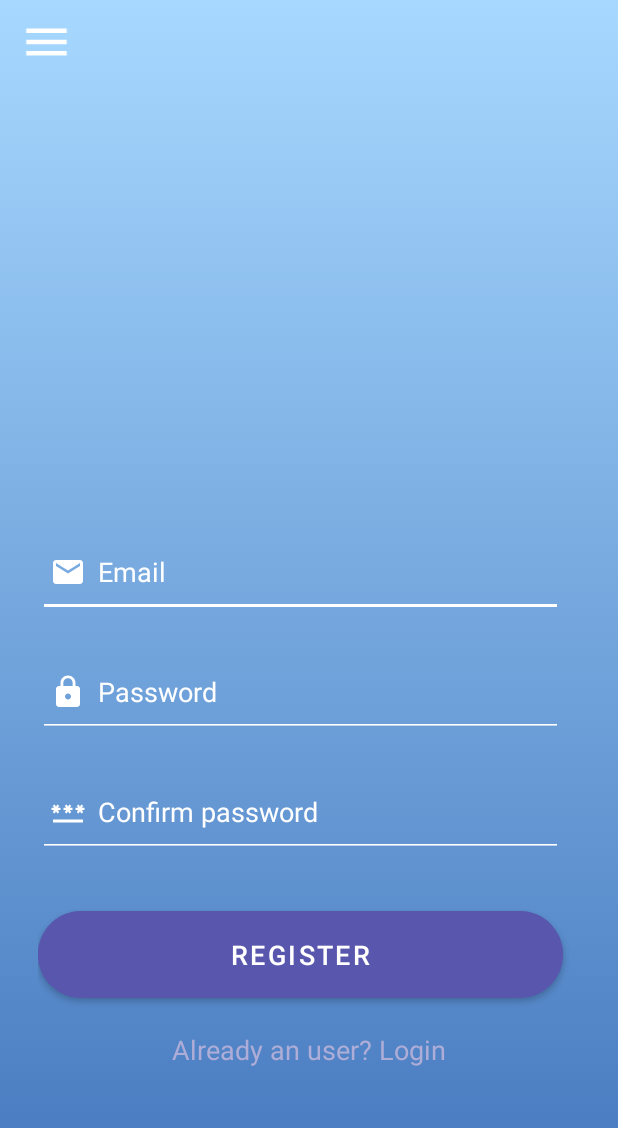
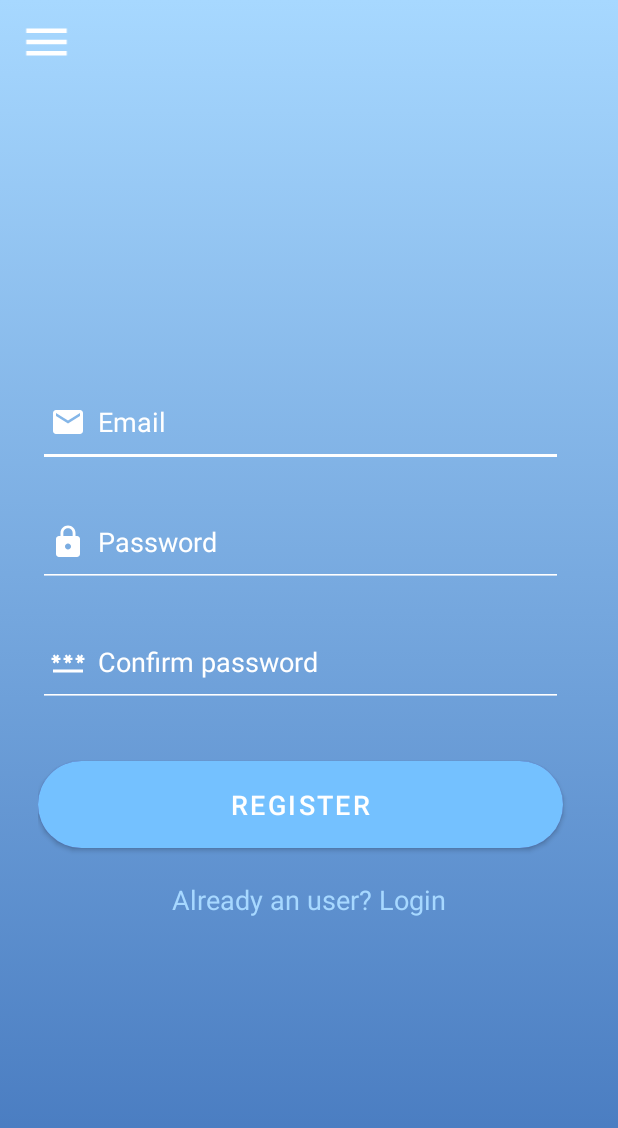
Before and after one commit to aluno23032/WeatherApp, an Android app: the screen it shows after launch (RegisterActivity), in the side drawer, after a tap on "Register", on a phone screen of 412 x 824 dp. Shown: the top 1128 px of the screen. Run offline under Robolectric (Android 15) with nearby library versions, the light colour scheme and no system bars; our stand-ins replace Firebase (no records; nobody signed in at launch, a user with empty details on screens opened directly), Volley; Roboto replaces fonts that are not available here.

Commit message:
Mudança de cores no layout

```diff
--- a/app/src/main/java/com/example/weatherapp/MainActivity.kt
+++ b/app/src/main/java/com/example/weatherapp/MainActivity.kt
@@ -94,7 +94,7 @@ class MainActivity : AppCompatActivity() {
         } else {
             navMenu.findItem(R.id.optCities).isVisible = false
             navMenu.findItem(R.id.optLogout).isVisible = false
-            navUsername.text = "Guest"
+            navUsername.text = getString(R.string.guest)
         }
         navigationView.setNavigationItemSelectedListener {
             when (it.itemId) {
@@ -127,7 +127,7 @@ class MainActivity : AppCompatActivity() {
         supportActionBar?.hide()
         rightNow = Calendar.getInstance()
         val hour: Int = rightNow.get(Calendar.HOUR_OF_DAY)
-        if (hour !in 6..20) {
+        if (hour in 6..20) {
             header.setBackgroundColor(Color.parseColor("#A7D8FF"))
             drawerLayout.setBackgroundResource(R.drawable.bggradientday)
             tableLayout.setBackgroundResource(R.drawable.rectangleday)
--- a/app/src/main/java/com/example/weatherapp/RegisterActivity.kt
+++ b/app/src/main/java/com/example/weatherapp/RegisterActivity.kt
@@ -5,10 +5,7 @@ import android.graphics.Color
 import androidx.appcompat.app.AppCompatActivity
 import android.os.Bundle
 import android.view.Menu
-import android.widget.ImageView
-import android.widget.LinearLayout
-import android.widget.TextView
-import android.widget.Toast
+import android.widget.*
 import androidx.core.view.GravityCompat
 import androidx.drawerlayout.widget.DrawerLayout
 import com.example.weatherapp.databinding.ActivityRegisterBinding
@@ -39,7 +36,7 @@ class RegisterActivity : AppCompatActivity() {
         } else {
             navMenu.findItem(R.id.optCities).isVisible = false
             navMenu.findItem(R.id.optLogout).isVisible = false
-            navUsername.text = "Guest"
+            navUsername.text = getString(R.string.guest)
         }
         navigationView.setNavigationItemSelectedListener {
             when (it.itemId) {
@@ -72,16 +69,20 @@ class RegisterActivity : AppCompatActivity() {
         val rightNow = Calendar.getInstance()
         val hour: Int = rightNow.get(Calendar.HOUR_OF_DAY)
         if (hour in 6..20) {
+            val registerButton = findViewById<Button>(R.id.register_button)
+            val loginRedirect = findViewById<TextView>(R.id.loginRedirectText)
+            loginRedirect.setTextColor(Color.parseColor("#A7D8FF"))
+            registerButton.setBackgroundColor(Color.parseColor("#74C1FF"))
             header.setBackgroundColor(Color.parseColor("#A7D8FF"))
             drawerLayout.setBackgroundResource(R.drawable.bggradientday)
         }
-        binding.signupButton.setOnClickListener {
-            val email = binding.signupEmail.text.toString()
+        binding.registerButton.setOnClickListener {
+            val emailRegister = binding.signupEmail.text.toString()
             val password = binding.signupPassword.text.toString()
             val confirmPassword = binding.signupConfirm.text.toString()
-            if (email.isNotEmpty() && password.isNotEmpty() && confirmPassword.isNotEmpty()) {
+            if (emailRegister.isNotEmpty() && password.isNotEmpty() && confirmPassword.isNotEmpty()) {
                 if (password == confirmPassword) {
-                    firebaseAuth.createUserWithEmailAndPassword(email, password)
+                    firebaseAuth.createUserWithEmailAndPassword(emailRegister, password)
                         .addOnCompleteListener {
                             if (it.isSuccessful) {
                                 val intent = Intent(this, LoginActivity::class.java)
--- a/app/src/main/res/layout/activity_register.xml
+++ b/app/src/main/res/layout/activity_register.xml
@@ -33,7 +33,7 @@
             <LinearLayout
                 android:layout_width="match_parent"
                 android:layout_height="wrap_content"
-                android:layout_marginTop="275dp"
+                android:layout_marginTop="175dp"
                 android:orientation="vertical"
                 android:paddingStart="25dp"
                 android:paddingEnd="25dp">
@@ -87,14 +87,15 @@
                     android:backgroundTint="@color/white"/>
 
                 <Button
-                    android:id="@+id/signup_button"
+                    android:id="@+id/register_button"
                     android:layout_width="350dp"
                     android:layout_height="70dp"
                     android:layout_marginTop="30dp"
                     android:text="@string/register"
                     android:backgroundTint="#5956AE"
                     android:textSize="18sp"
-                    app:cornerRadius="30dp" />
+                    app:cornerRadius="30dp"
+                    tools:ignore="VisualLintButtonSize" />
 
                 <TextView
                     android:id="@+id/loginRedirectText"
--- a/app/src/main/res/values-night/themes.xml
+++ b/app/src/main/res/values-night/themes.xml
@@ -1,4 +1,4 @@
-<resources xmlns:tools="http://schemas.android.com/tools">
+<resources>
     <!-- Base application theme. -->
     <style name="Theme.Theme.WeatherApp" parent="Theme.MaterialComponents.DayNight.NoActionBar">
         <!-- Primary brand color. -->
@@ -10,7 +10,7 @@
         <item name="colorSecondaryVariant">@color/teal_200</item>
         <item name="colorOnSecondary">@color/black</item>
         <!-- Status bar color. -->
-        <item name="android:statusBarColor">#545A84</item>
+        <item name="android:statusBarColor">@color/grey</item>
         <!-- Customize your theme here. -->
     </style>
 </resources>
--- a/app/src/main/res/values/strings.xml
+++ b/app/src/main/res/values/strings.xml
@@ -34,4 +34,5 @@
     <string name="cancel">Cancel</string>
     <string name="reset">Reset</string>
     <string name="logout">Logout</string>
+    <string name="guest">Guest</string>
 </resources>
--- a/app/src/main/res/values/themes.xml
+++ b/app/src/main/res/values/themes.xml
@@ -1,4 +1,4 @@
-<resources xmlns:tools="http://schemas.android.com/tools">
+<resources>
     <!-- Base application theme. -->
     <style name="Theme.WeatherApp" parent="Theme.MaterialComponents.DayNight.NoActionBar">
         <!-- Primary brand color. -->
@@ -10,7 +10,7 @@
         <item name="colorSecondaryVariant">@color/teal_700</item>
         <item name="colorOnSecondary">@color/black</item>
         <!-- Status bar color. -->
-        <item name="android:statusBarColor">#A7D8FF</item>
+        <item name="android:statusBarColor">@color/grey</item>
         <!-- Customize your theme here. -->
     </style>
 </resources>
```
Also changed, not shown: app/src/main/java/com/example/weatherapp/LoginActivity.kt (+6 -41 lines), app/src/main/res/layout/activity_login.xml (+3 -13 lines), app/src/main/res/layout/dialog_forgot.xml (deleted, +0 -110 lines), 1 other file.
